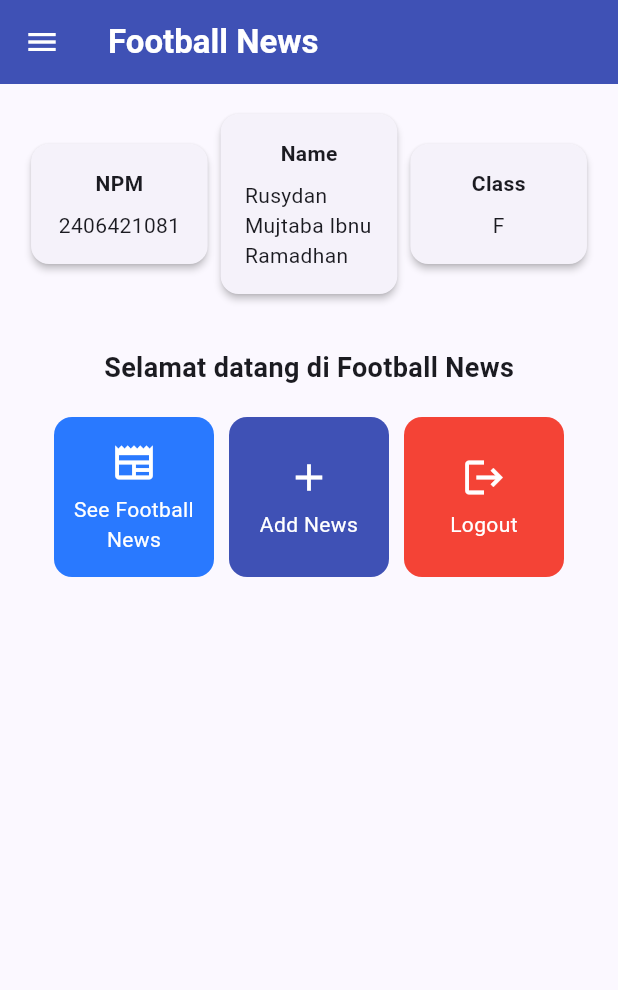
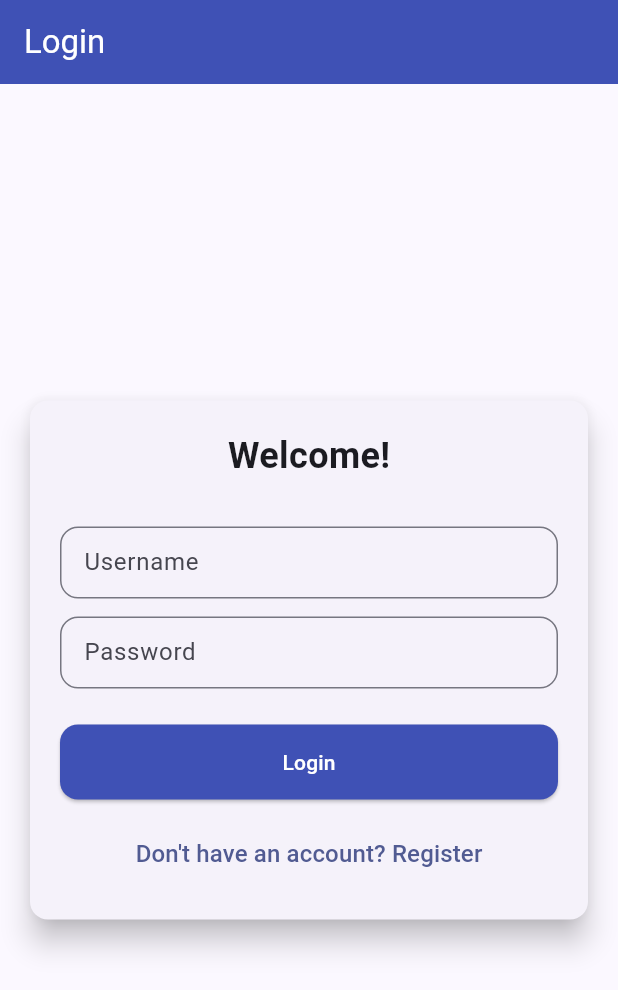
Before and after one commit to Aforambis/football-news-mobile, a Flutter app: the screen it shows after launch, on a phone screen of 412 x 824 dp. Shown: the top 990 px of the screen. Run offline on Flutter 3.47's test engine with Material 3 defaults, Android fonts, the phone set to English and light mode, and no system bars; missing offline and left inert: pbp_django_auth.

```diff
--- a/lib/main.dart
+++ b/lib/main.dart
@@ -1,5 +1,10 @@
+// lib/main.dart
+
 import 'package:flutter/material.dart';
-import 'package:football_news_mobile/screens/menu.dart';
+// import 'package:football_news_mobile/screens/menu.dart'; // <- ini boleh dihapus dulu
+import 'package:provider/provider.dart';                 // <-- PENTING
+import 'package:pbp_django_auth/pbp_django_auth.dart';    // <-- PENTING
+import 'package:football_news_mobile/screens/login.dart'; // <-- PENTING
 
 void main() {
   runApp(const MyApp());
@@ -10,13 +15,20 @@ class MyApp extends StatelessWidget {
 
   @override
   Widget build(BuildContext context) {
-    return MaterialApp(
-      title: 'Flutter Demo',
-      theme: ThemeData(
-        colorScheme: ColorScheme.fromSeed(seedColor: Colors.indigo),
-        useMaterial3: true,
+    return Provider(
+      create: (_) {
+        CookieRequest request = CookieRequest();
+        return request;
+      },
+      child: MaterialApp(
+        title: 'Flutter Demo',
+        theme: ThemeData(
+          colorScheme: ColorScheme.fromSeed(seedColor: Colors.indigo),
+          useMaterial3: true,
+        ),
+        // PASTIKAN HOME-NYA KE LOGINPAGE
+        home: const LoginPage(),
       ),
-      home: MyHomePage(),
     );
   }
 }
--- /dev/null
+++ b/lib/screens/login.dart
@@ -0,0 +1,156 @@
+import 'menu.dart';
+import 'package:flutter/material.dart';
+import 'package:pbp_django_auth/pbp_django_auth.dart';
+import 'package:provider/provider.dart';
+import 'register.dart';
+
+class LoginPage extends StatefulWidget {
+  const LoginPage({super.key});
+
+  @override
+  State<LoginPage> createState() => _LoginPageState();
+}
+
+class _LoginPageState extends State<LoginPage> {
+  final _usernameController = TextEditingController();
+  final _passwordController = TextEditingController();
+
+  // GANTI URL INI
+  // Jika pakai emulator Android: "http://10.0.2.2:8000"
+  // Jika deploy: "https://<nama-app-kamu>.pbp.cs.ui.ac.id"
+  final String _appUrl = "http://localhost:8000";
+
+  @override
+  Widget build(BuildContext context) {
+    final request = context.watch<CookieRequest>();
+    return Scaffold(
+      appBar: AppBar(
+        title: const Text('Login'),
+        backgroundColor: Colors.indigo,
+        foregroundColor: Colors.white,
+      ),
+      body: Center(
+        child: SingleChildScrollView(
+          padding: const EdgeInsets.all(16.0),
+          child: Card(
+            elevation: 8,
+            shape: RoundedRectangleBorder(
+              borderRadius: BorderRadius.circular(12.0),
+            ),
+            child: Padding(
+              padding: const EdgeInsets.all(20.0),
+              child: Column(
+                mainAxisSize: MainAxisSize.min,
+                children: <Widget>[
+                  const Text(
+                    'Welcome!',
+                    style: TextStyle(
+                      fontSize: 24.0,
+                      fontWeight: FontWeight.bold,
+                    ),
+                  ),
+                  const SizedBox(height: 30.0),
+                  TextFormField(
+                    controller: _usernameController,
+                    decoration: const InputDecoration(
+                      labelText: 'Username',
+                      hintText: 'Enter your username',
+                      border: OutlineInputBorder(
+                        borderRadius: BorderRadius.all(Radius.circular(12.0)),
+                      ),
+                      contentPadding:
+                          EdgeInsets.symmetric(horizontal: 12.0, vertical: 8.0),
+                    ),
+                  ),
+                  const SizedBox(height: 12.0),
+                  TextFormField(
+                    controller: _passwordController,
+                    decoration: const InputDecoration(
+                      labelText: 'Password',
+                      hintText: 'Enter your password',
+                      border: OutlineInputBorder(
+                        borderRadius: BorderRadius.all(Radius.circular(12.0)),
+                      ),
+                      contentPadding:
+                          EdgeInsets.symmetric(horizontal: 12.0, vertical: 8.0),
+                    ),
+                    obscureText: true,
+                  ),
+                  const SizedBox(height: 24.0),
+                  ElevatedButton(
+                    onPressed: () async {
+                      String username = _usernameController.text;
+                      String password = _passwordController.text;
+
+                      final response = await request.login("$_appUrl/auth/login/", {
+                        'username': username,
+                        'password': password,
+                      });
+
+                      if (context.mounted) {
+                        if (request.loggedIn) {
+                          String message = response['message'];
+                          String uname = response['username'];
+                          Navigator.pushReplacement(
+                            context,
+                            MaterialPageRoute(builder: (context) => MyHomePage()),
+                          );
+                          ScaffoldMessenger.of(context)
+                            ..hideCurrentSnackBar()
+                            ..showSnackBar(SnackBar(
+                                content: Text("$message Selamat datang, $uname.")));
+                        } else {
+                          showDialog(
+                            context: context,
+                            builder: (context) => AlertDialog(
+                              title: const Text('Login Gagal'),
+                              content: Text(response['message']),
+                              actions: [
+                                TextButton(
+                                  child: const Text('OK'),
+                                  onPressed: () {
+                                    Navigator.pop(context);
+                                  },
+                                ),
+                              ],
+                            ),
+                          );
+                        }
+                      }
+                    },
+                    style: ElevatedButton.styleFrom(
+                      backgroundColor: Colors.indigo,
+                      foregroundColor: Colors.white,
+                      minimumSize: const Size(double.infinity, 50),
+                      shape: RoundedRectangleBorder(
+                        borderRadius: BorderRadius.circular(12.0),
+                      ),
+                    ),
+                    child: const Text('Login'),
+                  ),
+                  const SizedBox(height: 12.0),
+                  TextButton(
+                    onPressed: () {
+                      // Navigasi ke halaman Register
+                      Navigator.push(
+                        context,
+                        MaterialPageRoute(builder: (context) => const RegisterPage()),
+                      );
+                    },
+                    child: Text(
+                      'Don\'t have an account? Register',
+                      style: TextStyle(
+                        color: Theme.of(context).colorScheme.primary,
+                        fontSize: 16.0,
+                      ),
+                    ),
+                  ),
+                ],
+              ),
+            ),
+          ),
+        ),
+      ),
+    );
+  }
+}
```
Also changed, not shown: lib/models/news.dart (added, +53 -0 lines), lib/screens/menu.dart (+2 -8 lines), lib/screens/news_list.dart (added, +151 -0 lines), lib/screens/newslist_form.dart (+63 -49 lines), lib/screens/register.dart (added, +147 -0 lines), lib/widgets/left_drawer.dart (+10 -13 lines), lib/widgets/news_card.dart (+47 -15 lines), pubspec.yaml (+5 -2 lines), pubspec.lock, 7 other files.
